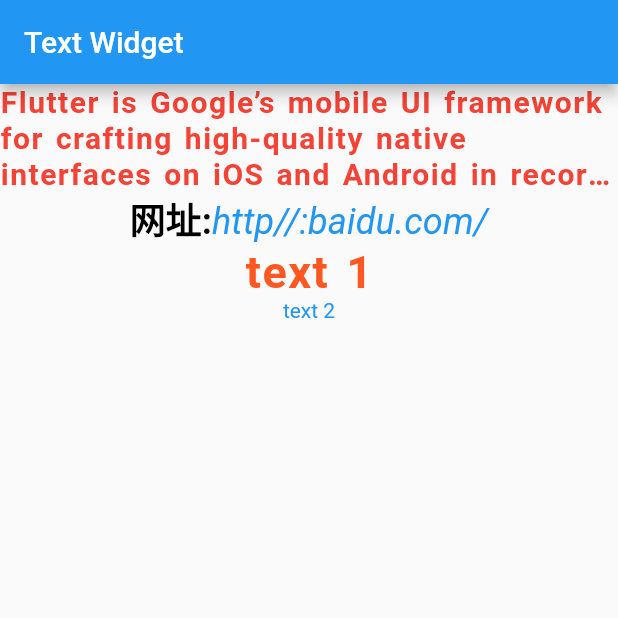
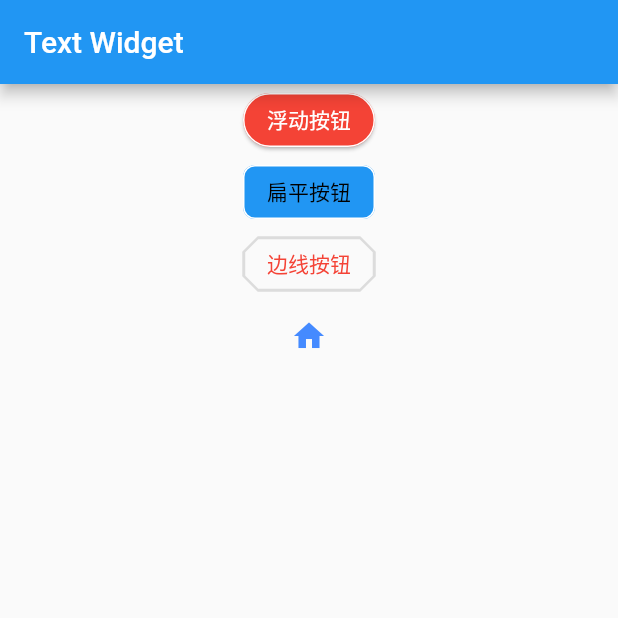
Before and after one commit to yuzhiqiang1993/Flutter_Sample, a Flutter app: the screen it shows after launch, on a phone screen of 412 x 824 dp, the top half of it. Run offline on Flutter 3.47's test engine with Material 2 defaults, Android fonts, the phone set to English and light mode, and no system bars.

Commit message:
完善按钮示例

```diff
--- a/flutter_sample/lib/main.dart
+++ b/flutter_sample/lib/main.dart
@@ -1,5 +1,6 @@
 import 'package:flutter/material.dart';
 import 'package:flutter_sample/widget/basic/text.dart';
+import 'package:flutter_sample/widget/basic/button.dart';
 
 /*入口函数*/
 void main() => runApp(MyApp());
@@ -16,7 +17,7 @@ class MyApp extends StatelessWidget {
         appBar: AppBar(
           title: Text("Text Widget"),
         ),
-        body: MyText(),
+        body: MyButton(),
       ),
     );
   }
--- /dev/null
+++ b/flutter_sample/lib/widget/basic/button.dart
@@ -0,0 +1,109 @@
+import 'package:flutter/material.dart';
+
+class MyButton extends StatelessWidget {
+  @override
+  Widget build(BuildContext context) {
+    return Center(
+      child: Column(
+        children: <Widget>[RaisedBtn(), FlatBtn(), outlineBtn(), IconBtn()],
+      ),
+    );
+  }
+}
+
+/*
+*
+* 漂浮按钮
+* 跟andorid5.1以后的按钮很像
+* */
+class RaisedBtn extends StatelessWidget {
+  _log() {
+    print("点击了浮动按钮");
+  }
+
+  @override
+  Widget build(BuildContext context) {
+    return RaisedButton(
+      onPressed: _log,
+      child: Text("浮动按钮"),
+      color: Colors.red,
+      textColor: Colors.white,
+      splashColor: Colors.black,
+      highlightColor: Colors.green,
+      elevation: 1,
+      shape: StadiumBorder(
+        side: BorderSide(
+          color: Colors.white,
+          width: 1,
+          style: BorderStyle.solid,
+        ),
+      ),
+    );
+  }
+}
+
+/*扁平按钮*/
+class FlatBtn extends StatelessWidget {
+  _log() {
+    print("点击了扁平按钮");
+  }
+
+  @override
+  Widget build(BuildContext context) {
+    return FlatButton(
+      onPressed: _log,
+      child: Text("扁平按钮"),
+      color: Colors.blue,
+      textColor: Colors.black,
+      shape: RoundedRectangleBorder(
+          side: BorderSide(
+            color: Colors.white,
+            width: 1,
+          ),
+          borderRadius: BorderRadius.circular(8)),
+    );
+  }
+}
+
+/*带边线的按钮*/
+class outlineBtn extends StatelessWidget {
+  _log() {
+    print("点击了边线按钮");
+  }
+
+  @override
+  Widget build(BuildContext context) {
+    // TODO: implement build
+    return OutlineButton(
+      onPressed: _log,
+      child: Text("边线按钮"),
+      textColor: Colors.red,
+      splashColor: Colors.green,
+      highlightColor: Colors.black,
+      shape: BeveledRectangleBorder(
+        side: BorderSide(
+          color: Colors.red,
+          width: 1,
+        ),
+        borderRadius: BorderRadius.circular(10),
+      ),
+    );
+  }
+}
+
+/*图标按钮*/
+class IconBtn extends StatelessWidget {
+  _log() {
+    print("点击了图标按钮");
+  }
+
+  @override
+  Widget build(BuildContext context) {
+    return IconButton(
+      icon: Icon(Icons.home),
+      onPressed: _log,
+      color: Colors.blueAccent,
+      highlightColor: Colors.red,
+    );
+  }
+}
--- a/flutter_sample/lib/widget/basic/text.dart
+++ b/flutter_sample/lib/widget/basic/text.dart
@@ -1,4 +1,5 @@
 import 'package:flutter/material.dart';
+
 
 class MyText extends StatelessWidget {
   @override
```
